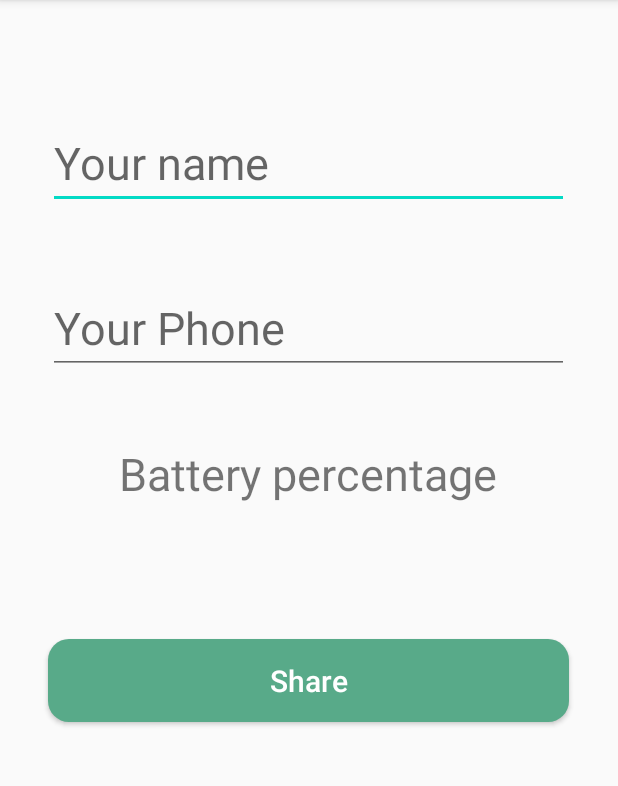
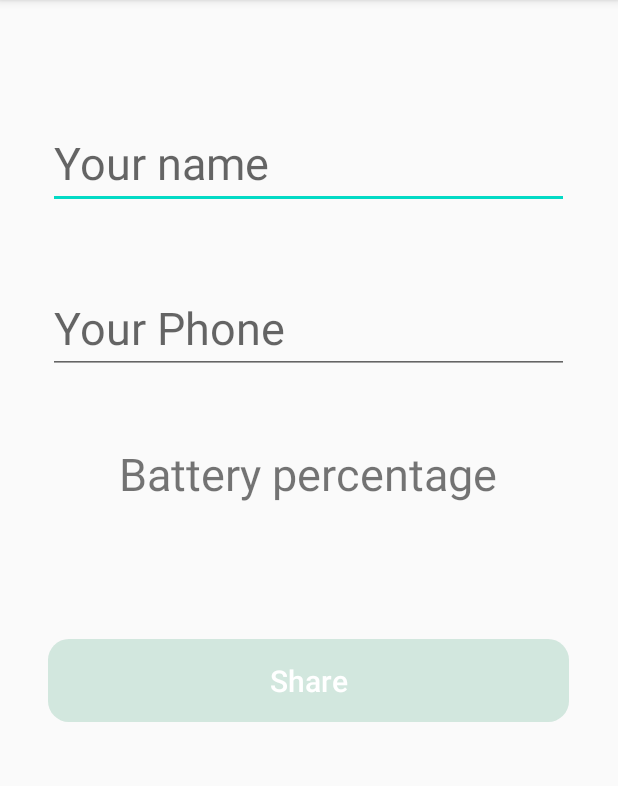
Before and after one commit to Ronny011/mobile_app, an Android app: the screen it shows after launch (MainActivity), on a phone screen of 412 x 824 dp, the part 84-870 px from its top. Run offline under Robolectric (Android 15) with nearby library versions, the phone set to English and light mode, and no system bars.

Commit message:
button change
share button is now disabled when no text in any of the fields

```diff
--- a/app/src/main/java/com/example/battery/MainActivity.java
+++ b/app/src/main/java/com/example/battery/MainActivity.java
@@ -7,12 +7,16 @@ import android.content.Context;
 import android.content.Intent;
 import android.content.IntentFilter;
 import android.os.Bundle;
+import android.text.Editable;
+import android.text.TextWatcher;
 import android.view.View;
 import android.widget.Button;
 import android.widget.TextView;
 
 public class MainActivity extends AppCompatActivity implements View.OnClickListener {
     Button share;
+    TextView name;
+    TextView phone;
     TextView battMessage;
     BroadcastReceiver battBroadcast;
     int pct;
@@ -22,8 +26,10 @@ public class MainActivity extends AppCompatActivity implements View.OnClickListe
         super.onCreate(savedInstanceState);
         setContentView(R.layout.activity_main);
         share = findViewById(R.id.button);//button element
+        battMessage = findViewById(R.id.battBox);
+        name = findViewById(R.id.nameBox);
+        phone = findViewById(R.id.phoneBox);
         share.setOnClickListener(this);
-        battMessage = findViewById(R.id.battBox);
         battBroadcast = new BroadcastReceiver() {
             @Override
             public void onReceive(Context context, Intent intent) {
@@ -31,7 +37,27 @@ public class MainActivity extends AppCompatActivity implements View.OnClickListe
                 battMessage.setText("Battery percentage " + String.valueOf(pct) + "%");
             }
         };
+        name.addTextChangedListener(watcher);
+        phone.addTextChangedListener(watcher);
     }
+    private TextWatcher watcher = new TextWatcher() {
+        @Override
+        public void beforeTextChanged(CharSequence s, int start, int count, int after) {
+
+        }
+
+        @Override
+        public void onTextChanged(CharSequence s, int start, int before, int count) {
+            String nameChange = name.getText().toString();
+            String phoneChange = phone.getText().toString();
+            share.setEnabled(!phoneChange.isEmpty() && !nameChange.isEmpty());
+        }
+
+        @Override
+        public void afterTextChanged(Editable s) {
+
+        }
+    };
 
     @Override
     protected void onResume() {
@@ -47,6 +73,7 @@ public class MainActivity extends AppCompatActivity implements View.OnClickListe
 
     @Override
     public void onClick(View v) {
+        //if (share.isDisabled());
         Intent share = new Intent(this, ShareActivity.class);
         share.putExtra("percentage", pct);
         startActivity(share);//goes to second activity on click
--- /dev/null
+++ b/app/src/main/res/drawable/button_selector.xml
@@ -0,0 +1,9 @@
+<?xml version="1.0" encoding="utf-8"?>
+<selector xmlns:android="http://schemas.android.com/apk/res/android">
+    <item
+        android:state_enabled="false"
+        android:drawable="@drawable/disabled_button" />
+    <item
+        android:state_enabled="true"
+        android:drawable="@drawable/sharebutton" />
+</selector>
--- /dev/null
+++ b/app/src/main/res/drawable/disabled_button.xml
@@ -0,0 +1,10 @@
+<?xml version="1.0" encoding="utf-8"?>
+<shape xmlns:android="http://schemas.android.com/apk/res/android"
+    android:shape = "rectangle">
+    <solid
+        android:color="@color/disabled"
+        />
+    <corners
+        android:radius="14dp"
+        />
+</shape>
--- a/app/src/main/res/layout/activity_main.xml
+++ b/app/src/main/res/layout/activity_main.xml
@@ -58,11 +58,13 @@
         android:layout_marginEnd="32dp"
         android:layout_marginBottom="190dp"
         android:layout_gravity="center_horizontal"
-        android:background="@drawable/sharebutton"
+        android:background="@drawable/button_selector"
         android:radius="14dp"
         android:text="@string/button"
         android:textAllCaps="false"
         android:textColor="@color/colorShare"
-        android:textSize="20sp" />
+        android:textSize="20sp"
+        android:enabled="false"
+        />
 
 </LinearLayout>
--- a/app/src/main/res/values/colors.xml
+++ b/app/src/main/res/values/colors.xml
@@ -7,4 +7,5 @@
     <color name="colorShare">#FFFFFF</color>
     <color name="edit">#E4E4E4</color>
     <color name="border">#A3A3A3</color>
+    <color name="disabled">#4058AA89</color>
 </resources>
--- a/build.gradle
+++ b/build.gradle
@@ -8,7 +8,7 @@ buildscript {
 
     }
     dependencies {
-        classpath 'com.android.tools.build:gradle:3.6.2'
+        classpath 'com.android.tools.build:gradle:3.6.3'
 
 
         // NOTE: Do not place your application dependencies here; they belong
```
